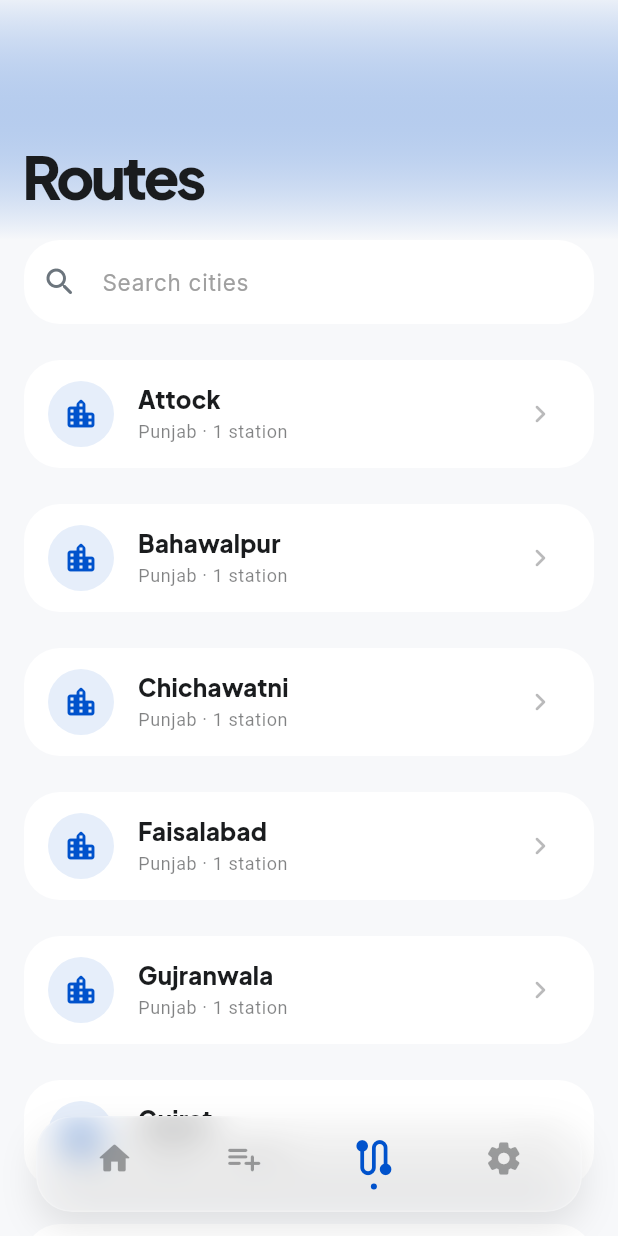
After one commit to RasZarky/byTrain, a Flutter app: the CitiesScreen screen opened by its route, on a phone screen of 412 x 824 dp. The commit adds this screen. Run offline on Flutter 3.47's test engine with Material 3 defaults, Android fonts, the phone set to English and light mode, and no system bars; our stand-ins replace cached_network_image, equatable, flutter_bloc, go_router, google_fonts, shared_preferences and 1 more; accounts and stored records are empty; network calls fail.

Commit message:
add the routes feature and edit the home screen

```diff
--- a/lib/core/data/pakrail_repository.dart
+++ b/lib/core/data/pakrail_repository.dart
@@ -4,6 +4,7 @@ import 'package:flutter/services.dart' show rootBundle;
 import 'package:shared_preferences/shared_preferences.dart';
 
 import '../../features/journey_planner/domain/models/journey.dart';
+import '../../features/station/domain/models/city.dart';
 import '../../features/station/domain/models/station.dart';
 import '../../features/train/domain/models/train.dart';
 
@@ -113,6 +114,51 @@ class PakRailRepository {
       for (final s in data['stations'] as List)
         _stationFromJson(s as Map<String, dynamic>),
     ];
+  }
+
+  /// Unique cities derived from [Station.city], each with its stations.
+  /// Stations with an empty city are grouped under "Other".
+  Future<List<City>> loadCities() async {
+    final stations = await loadStations();
+    final byCity = <String, List<Station>>{};
+    final provinceByCity = <String, String>{};
+
+    for (final station in stations) {
+      final name = station.city.trim().isEmpty ? 'Other' : station.city.trim();
+      byCity.putIfAbsent(name, () => []).add(station);
+      if ((provinceByCity[name] ?? '').isEmpty &&
+          station.province.trim().isNotEmpty) {
+        provinceByCity[name] = station.province.trim();
+      }
+    }
+
+    for (final list in byCity.values) {
+      list.sort((a, b) => a.name.compareTo(b.name));
+    }
+
+    final cities = [
+      for (final name in byCity.keys)
+        City(
+          name: name,
+          province: provinceByCity[name] ?? '',
+          stations: byCity[name]!,
+        ),
+    ]..sort((a, b) {
+      if (a.name == 'Other') return 1;
+      if (b.name == 'Other') return -1;
+      return a.name.compareTo(b.name);
+    });
+
+    return cities;
+  }
+
+  Future<City?> cityByName(String name) async {
+    final cities = await loadCities();
+    final key = name.trim().toLowerCase();
+    for (final city in cities) {
+      if (city.name.toLowerCase() == key) return city;
+    }
+    return null;
   }
 
   /// Stations whose name or code contains [query] (case-insensitive).
--- a/lib/core/router/app_router.dart
+++ b/lib/core/router/app_router.dart
@@ -5,6 +5,8 @@ import '../../features/onboarding/presentation/onboarding_screen.dart';
 import '../../features/home/presentation/home_screen.dart';
 import '../../features/home/presentation/main_screen.dart';
 import '../../features/search/presentation/search_screen.dart';
+import '../../features/routes/presentation/cities_screen.dart';
+import '../../features/routes/presentation/city_stations_screen.dart';
 import '../../features/train/presentation/train_details_screen.dart';
 import '../../features/train/presentation/route_details_screen.dart';
 import '../../features/journey_planner/presentation/journey_planner_screen.dart';
@@ -60,8 +62,18 @@ class AppRouter {
             navigatorKey: _shellNavigatorSearchKey,
             routes: [
               GoRoute(
-                path: '/search',
-                builder: (context, state) => const SearchScreen(),
+                path: '/routes',
+                builder: (context, state) => const CitiesScreen(),
+                routes: [
+                  GoRoute(
+                    path: 'city/:cityName',
+                    builder: (context, state) => CityStationsScreen(
+                      cityName: Uri.decodeComponent(
+                        state.pathParameters['cityName']!,
+                      ),
+                    ),
+                  ),
+                ],
               ),
             ],
           ),
@@ -93,6 +105,11 @@ class AppRouter {
       ),
       // Detail routes that should probably be on top of the shell
       GoRoute(
+        path: '/search',
+        parentNavigatorKey: _rootNavigatorKey,
+        builder: (context, state) => const SearchScreen(),
+      ),
+      GoRoute(
         path: '/train-details/:id',
         parentNavigatorKey: _rootNavigatorKey,
         builder: (context, state) {
--- a/lib/features/home/presentation/main_screen.dart
+++ b/lib/features/home/presentation/main_screen.dart
@@ -75,16 +75,16 @@ class _LiquidGlassBottomNav extends StatelessWidget {
                     onTap: () => _onTap(context, 0),
                   ),
                   _NavItem(
-                    icon: Icons.search_rounded,
-                    label: 'Search',
-                    isSelected: navigationShell.currentIndex == 1,
-                    onTap: () => _onTap(context, 1),
+                    icon: Icons.playlist_add_rounded,
+                    label: 'Plan',
+                    isSelected: navigationShell.currentIndex == 2,
+                    onTap: () => _onTap(context, 2),
                   ),
                   _NavItem(
                     icon: Icons.route_rounded,
-                    label: 'Plan',
-                    isSelected: navigationShell.currentIndex == 2,
-                    onTap: () => _onTap(context, 2),
+                    label: 'Routes',
+                    isSelected: navigationShell.currentIndex == 1,
+                    onTap: () => _onTap(context, 1),
                   ),
                   _NavItem(
                     icon: Icons.settings_rounded,
--- /dev/null
+++ b/lib/features/routes/presentation/cities_screen.dart
@@ -0,0 +1,254 @@
+import 'package:flutter/material.dart';
+import 'package:go_router/go_router.dart';
+
+import '../../../core/data/pakrail_repository.dart';
+import '../../../core/theme/app_dimensions.dart';
+import '../../../core/widgets/custom_card.dart';
+import '../../station/domain/models/city.dart';
+
+class CitiesScreen extends StatefulWidget {
+  const CitiesScreen({super.key});
+
+  @override
+  State<CitiesScreen> createState() => _CitiesScreenState();
+}
+
+class _CitiesScreenState extends State<CitiesScreen> {
+  final PakRailRepository _repository = PakRailRepository();
+  final TextEditingController _searchController = TextEditingController();
+
+  List<City> _cities = const [];
+  bool _loading = true;
+  String? _error;
+  String _query = '';
+
+  @override
+  void initState() {
+    super.initState();
+    _load();
+  }
+
+  @override
+  void dispose() {
+    _searchController.dispose();
+    super.dispose();
+  }
+
+  Future<void> _load() async {
+    try {
+      final cities = await _repository.loadCities();
+      if (!mounted) return;
+      setState(() {
+        _cities = cities;
+        _loading = false;
+        _error = null;
+      });
+    } catch (e) {
+      if (!mounted) return;
+      setState(() {
+        _error = e.toString();
+        _loading = false;
+      });
+    }
+  }
+
+  List<City> get _filtered {
+    final q = _query.trim().toLowerCase();
+    if (q.isEmpty) return _cities;
+    return [
+      for (final city in _cities)
+        if (city.name.toLowerCase().contains(q) ||
+            city.province.toLowerCase().contains(q))
+          city,
+    ];
+  }
+
+  @override
+  Widget build(BuildContext context) {
+    final theme = Theme.of(context);
+    final colorScheme = theme.colorScheme;
+
+    return Scaffold(
+      body: CustomScrollView(
+        physics: const BouncingScrollPhysics(),
+        slivers: [
+          SliverAppBar(
+            expandedHeight: 160,
+            pinned: true,
+            backgroundColor: theme.scaffoldBackgroundColor,
+            elevation: 0,
+            scrolledUnderElevation: 0,
+            flexibleSpace: FlexibleSpaceBar(
+              titlePadding: const EdgeInsets.only(
+                left: AppDimensions.m,
+                bottom: 16,
+              ),
+              centerTitle: false,
+              title: Text(
+                'Routes',
+                style: theme.textTheme.headlineMedium?.copyWith(
+                  fontWeight: FontWeight.w900,
+                  letterSpacing: -1.5,
+                  color: colorScheme.onSurface,
+                ),
+              ),
+              background: Container(
+                decoration: BoxDecoration(
+                  gradient: LinearGradient(
+                    begin: Alignment.topCenter,
+                    end: Alignment.bottomCenter,
+                    colors: [
+                      colorScheme.primary.withValues(alpha: 0.05),
+                      theme.scaffoldBackgroundColor,
+                    ],
+                  ),
+                ),
+              ),
+            ),
+          ),
+          SliverPadding(
+            padding: const EdgeInsets.fromLTRB(
+              AppDimensions.m,
+              0,
+              AppDimensions.m,
+              AppDimensions.s,
+            ),
+            sliver: SliverToBoxAdapter(
+              child: TextField(
+                controller: _searchController,
+                onChanged: (value) => setState(() => _query = value),
+                decoration: InputDecoration(
+                  hintText: 'Search cities',
+                  prefixIcon: const Icon(Icons.search_rounded),
+                  suffixIcon: _query.isEmpty
+                      ? null
+                      : IconButton(
+                          onPressed: () {
+                            _searchController.clear();
+                            setState(() => _query = '');
+                          },
+                          icon: const Icon(Icons.close_rounded),
+                        ),
+                  filled: true,
+                  fillColor: colorScheme.surface,
+                  border: OutlineInputBorder(
+                    borderRadius: BorderRadius.circular(AppDimensions.radiusL),
+                    borderSide: BorderSide.none,
+                  ),
+                ),
+              ),
+            ),
+          ),
+          if (_loading)
+            const SliverFillRemaining(
+              hasScrollBody: false,
+              child: Center(child: CircularProgressIndicator()),
+            )
+          else if (_error != null)
+            SliverFillRemaining(
+              hasScrollBody: false,
+              child: Center(
+                child: Padding(
+                  padding: const EdgeInsets.all(AppDimensions.xl),
+                  child: Text(
+                    'Could not load cities: $_error',
+                    textAlign: TextAlign.center,
+                    style: theme.textTheme.bodyMedium?.copyWith(
+                      color: colorScheme.error,
+                    ),
+                  ),
+                ),
+              ),
+            )
+          else if (_filtered.isEmpty)
+            SliverFillRemaining(
+              hasScrollBody: false,
+              child: Center(
+                child: Text(
+                  'No cities found',
+                  style: theme.textTheme.bodyLarge?.copyWith(
+                    color: colorScheme.onSurface.withValues(alpha: 0.5),
+                  ),
+                ),
+              ),
+            )
+          else
+            SliverPadding(
+              padding: const EdgeInsets.fromLTRB(
+                AppDimensions.m,
+                AppDimensions.s,
+                AppDimensions.m,
+                100,
+              ),
+              sliver: SliverList(
+                delegate: SliverChildBuilderDelegate((context, index) {
+                  final city = _filtered[index];
+                  return _CityTile(
+                    city: city,
+                    onTap: () => context.push(
+                      '/routes/city/${Uri.encodeComponent(city.name)}',
+                    ),
+                  );
+                }, childCount: _filtered.length),
+              ),
+            ),
+        ],
+      ),
+    );
+  }
+}
+
+class _CityTile extends StatelessWidget {
+  final City city;
+  final VoidCallback onTap;
+
+  const _CityTile({required this.city, required this.onTap});
+
+  @override
+  Widget build(BuildContext context) {
+    final theme = Theme.of(context);
+    final colorScheme = theme.colorScheme;
+    final stationCount = city.stations.length;
+    final subtitle = [
+      if (city.province.isNotEmpty) city.province,
+      '$stationCount ${stationCount == 1 ? 'station' : 'stations'}',
+    ].join(' · ');
+
+    return Padding(
+      padding: const EdgeInsets.only(bottom: AppDimensions.s),
+      child: CustomCard(
+        onTap: onTap,
+        padding: EdgeInsets.zero,
+        child: ListTile(
+          leading: Container(
+            padding: const EdgeInsets.all(10),
+            decoration: BoxDecoration(
+              color: colorScheme.primary.withValues(alpha: 0.1),
+              shape: BoxShape.circle,
+            ),
+            child: Icon(
+              Icons.location_city_rounded,
+              color: colorScheme.primary,
+            ),
+          ),
+          title: Text(
+            city.name,
+            style: theme.textTheme.titleMedium?.copyWith(
+              fontWeight: FontWeight.w800,
+            ),
+          ),
+          subtitle: Text(
+            subtitle,
+            style: theme.textTheme.bodySmall?.copyWith(
+              color: colorScheme.onSurface.withValues(alpha: 0.55),
+            ),
+          ),
+          trailing: Icon(
+            Icons.chevron_right_rounded,
+            color: colorScheme.onSurface.withValues(alpha: 0.3),
+          ),
+        ),
+      ),
+    );
+  }
+}
--- /dev/null
+++ b/lib/features/station/domain/models/city.dart
@@ -0,0 +1,19 @@
+import 'package:equatable/equatable.dart';
+
+import 'station.dart';
+
+/// Group of stations that share a [name] (from [Station.city]).
+class City extends Equatable {
+  final String name;
+  final String province;
+  final List<Station> stations;
+
+  const City({
+    required this.name,
+    this.province = '',
+    this.stations = const [],
+  });
+
+  @override
+  List<Object?> get props => [name, province, stations];
+}
```
Also changed, not shown: lib/features/routes/presentation/city_stations_screen.dart (added, +187 -0 lines), lib/features/routes/routes_screen.dart (added, +15 -0 lines), 1 other file.
